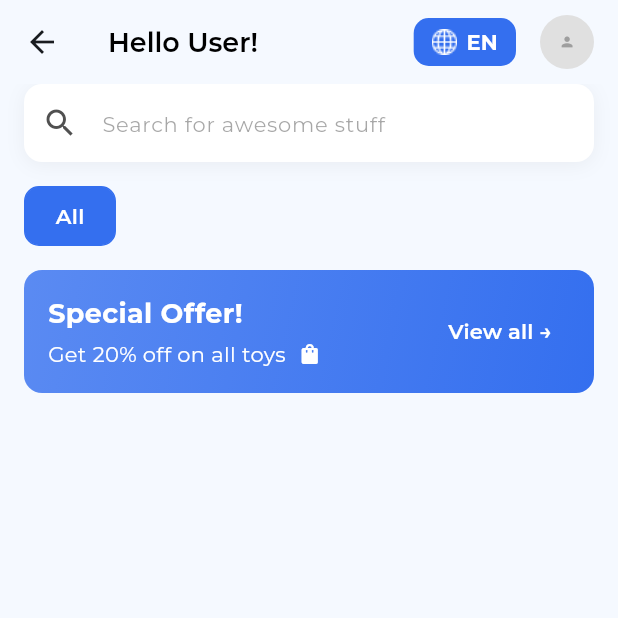
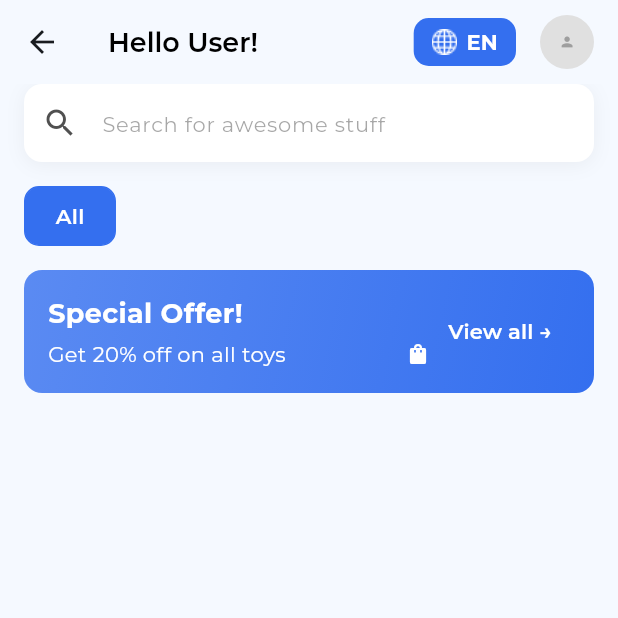
Before and after one commit to AkashSkm94/momy_kids_user, a Flutter app: the ProductsView screen opened by its route, on a phone screen of 412 x 824 dp, the top half of it. Run offline on Flutter 3.47's test engine with Material 3 defaults, Android fonts, the phone set to English and light mode, and no system bars; our stand-ins replace cached_network_image, connectivity_plus, image_picker, pinput, shared_preferences; missing offline and left inert: jwt_decode; accounts and stored records are empty.

Commit message:
add product to navigate to card page

```diff
--- a/lib/screens/products/product_details/view/product_details_view.dart
+++ b/lib/screens/products/product_details/view/product_details_view.dart
@@ -529,8 +529,8 @@ class _ProductDetailsViewState extends State<ProductDetailsView> {
                               backgroundColor: Colors.green,
                             ),
                           );
-                          NavigationService.navigateAndReplace(
-                              AppRoutes.products);
+                          NavigationService.navigateTo(
+                              AppRoutes.cart);
                         } else if (viewModel.errorMessage.isNotEmpty) {
                           messenger.showSnackBar(
                             SnackBar(
--- a/lib/screens/products/view/products_view.dart
+++ b/lib/screens/products/view/products_view.dart
@@ -478,14 +478,14 @@ class _ProductsViewState extends State<ProductsView> {
                   const SizedBox(height: 4),
                   Row(
                     children: [
-                      Text(
+                      Expanded(child: Text(
                         localizations.translate('get_20_off_toys') ?? 'Get 20% off on all toys',
                         style: const TextStyle(
                           fontFamily: 'Montserrat',
                           fontSize: 14,
                           color: Colors.white,
                         ),
-                      ),
+                      ),),
                       const SizedBox(width: 8),
                       const Icon(
                         Icons.shopping_bag,
```
